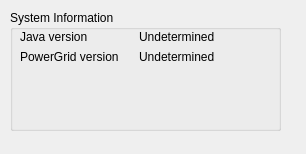
Qt form src/UserInterface/mainwindow.ui (alaineman/PowerGrid) before a commit.
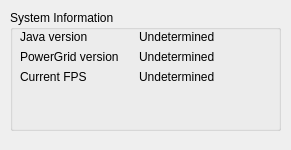
The same form after that commit. Icons and pictures are not drawn.

```diff
--- a/src/UserInterface/mainwindow.ui
+++ b/src/UserInterface/mainwindow.ui
@@ -6,16 +6,28 @@
    <rect>
     <x>0</x>
     <y>0</y>
-    <width>306</width>
-    <height>154</height>
+    <width>291</width>
+    <height>150</height>
    </rect>
   </property>
   <property name="sizePolicy">
-   <sizepolicy hsizetype="Fixed" vsizetype="Fixed">
+   <sizepolicy hsizetype="Ignored" vsizetype="Ignored">
     <horstretch>0</horstretch>
     <verstretch>0</verstretch>
    </sizepolicy>
   </property>
+  <property name="minimumSize">
+   <size>
+    <width>291</width>
+    <height>150</height>
+   </size>
+  </property>
+  <property name="maximumSize">
+   <size>
+    <width>291</width>
+    <height>150</height>
+   </size>
+  </property>
   <property name="windowTitle">
    <string>PowerGrid control panel</string>
   </property>
@@ -86,6 +98,20 @@
         </property>
        </widget>
       </item>
+      <item row="2" column="0">
+       <widget class="QLabel" name="fpsLabel">
+        <property name="text">
+         <string>Current FPS</string>
+        </property>
+       </widget>
+      </item>
+      <item row="2" column="1">
+       <widget class="QLabel" name="fps">
+        <property name="text">
+         <string>Undetermined</string>
+        </property>
+       </widget>
+      </item>
      </layout>
     </widget>
    </widget>
```
Left out of the diff: 4 changed lines with no effect on the pictures.
